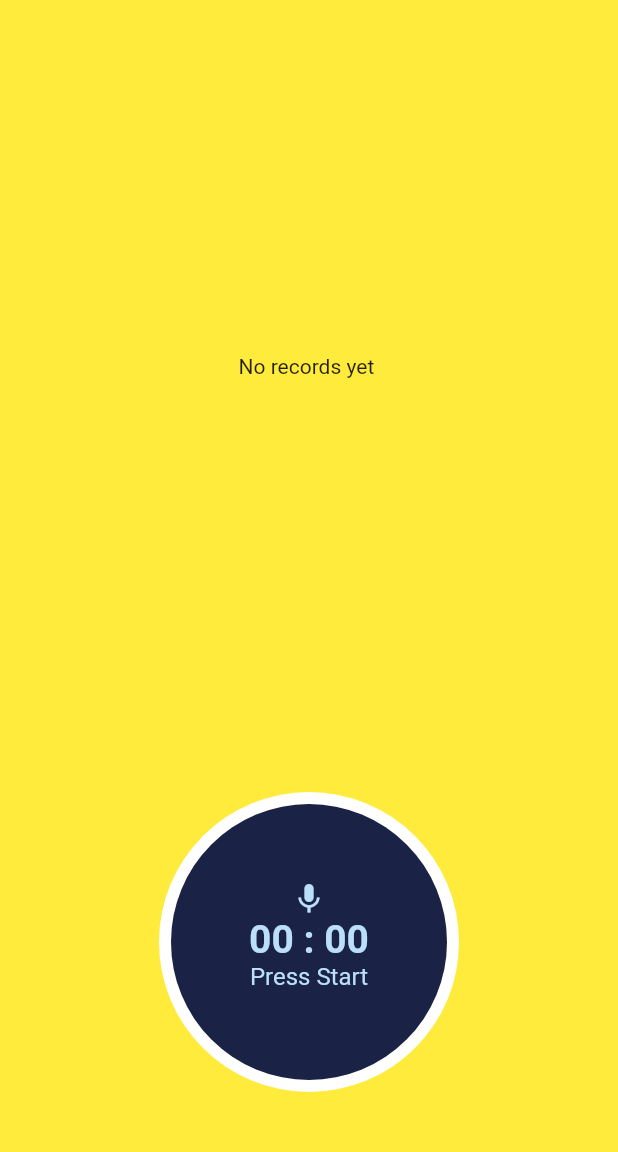
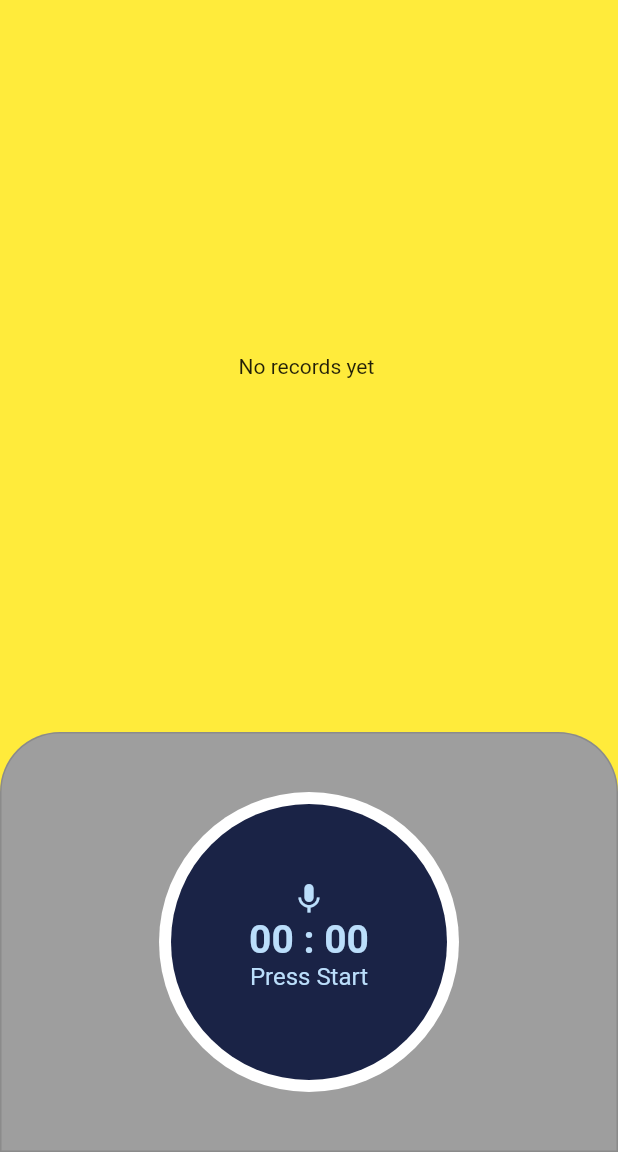
Before and after one commit to KasunHasanga/flutter_voice_recorder, a Flutter app: the screen it shows after launch, on a phone screen of 412 x 824 dp, the part 84-1236 px from its top. Run offline on Flutter 3.47's test engine with Material 2 defaults, Android fonts, the phone set to English and light mode, and no system bars; drawn by our look-alikes of avatar_glow; our stand-ins replace just_audio, permission_handler, rxdart, share_plus; missing offline and left inert: audio_session, flutter_sound.

Commit message:
improve home page UI

```diff
--- a/lib/main.dart
+++ b/lib/main.dart
@@ -110,7 +110,17 @@ class _HomePageState extends State<HomePage> {
   Widget recodingWidget() {
     final isRecording = recorder.isRecording;
     final icon = isRecording ? Icons.stop : Icons.mic;
-    return AvatarGlow(
+    return Container(
+      width: MediaQuery.of(context).size.width,
+      height: 280,
+      decoration: BoxDecoration(
+        color: Colors.grey,
+        border: Border.all(
+          color: Colors.black12,
+        ),
+          borderRadius: BorderRadius.only(topLeft: Radius.circular(40),topRight: Radius.circular(40))
+      ),
+      child: AvatarGlow(
         glowColor: Colors.white,
         endRadius: 140.0,
         duration: Duration(milliseconds: 200),
@@ -155,6 +165,7 @@ class _HomePageState extends State<HomePage> {
             ),
           ),
         ),
+      ),
     );
   }
 }
```
Lines whose indentation alone changed are shown as unchanged.
